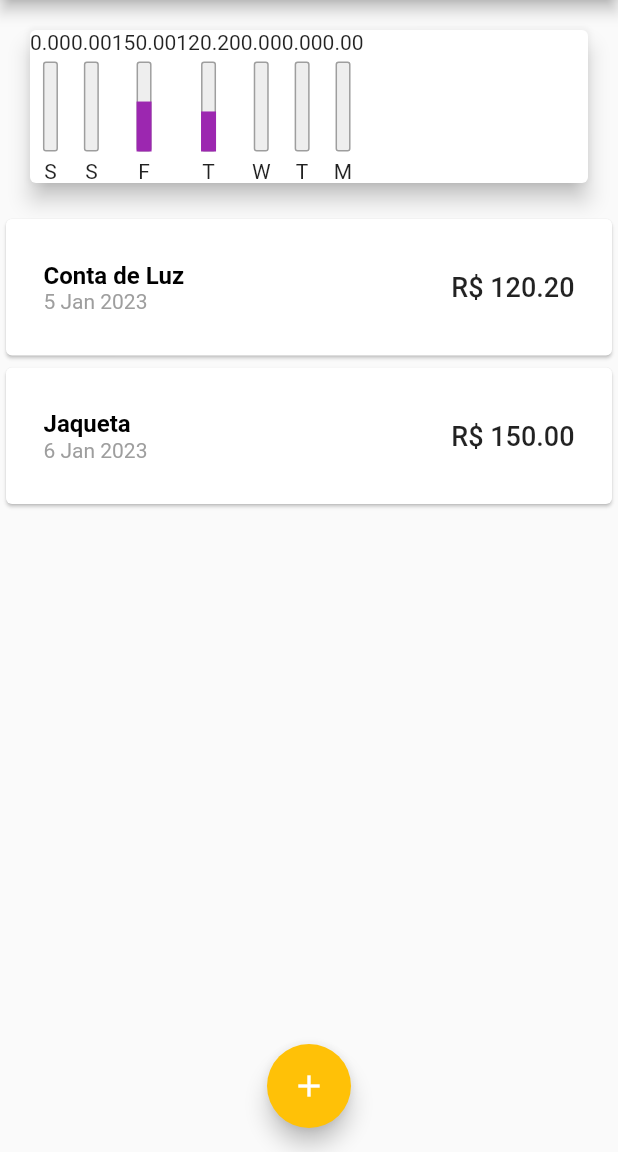
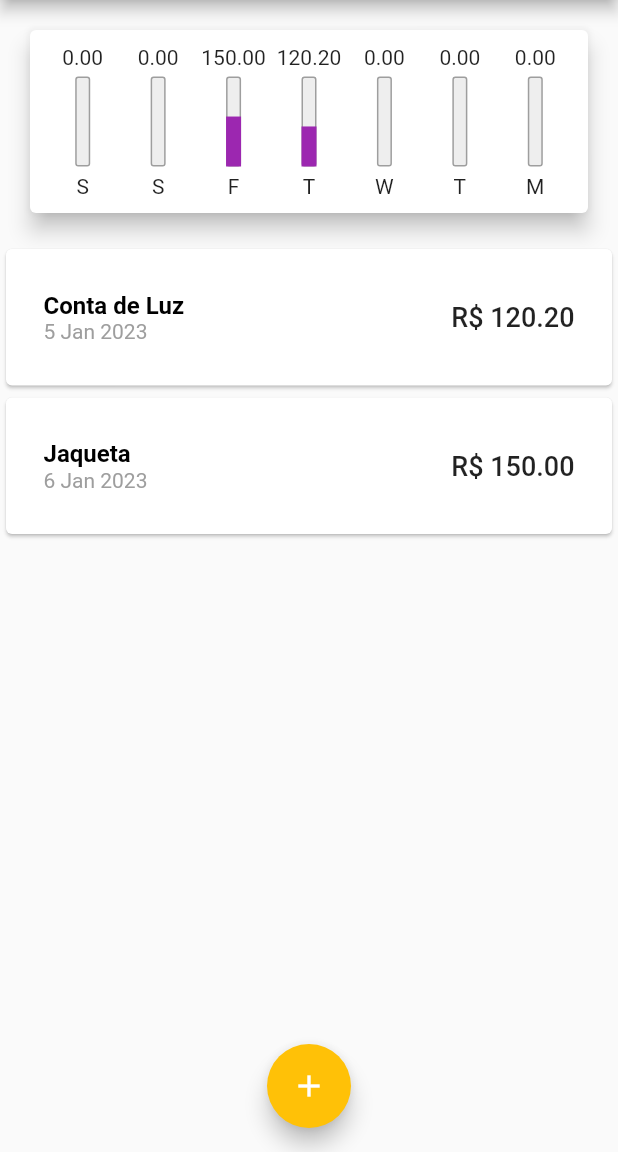
Before and after one commit to leiarafaela/expenses, a Flutter app: the screen it shows after launch, on a phone screen of 412 x 824 dp, the part 84-1236 px from its top. Run offline on Flutter 3.47's test engine with Material 2 defaults, Android fonts, the phone set to English and light mode, and no system bars; Roboto replaces fonts that are missing (OpenSans).

Commit message:
Fix in alignment of ChartBar

```diff
--- a/lib/components/chart.dart
+++ b/lib/components/chart.dart
@@ -50,14 +50,21 @@ class Chart extends StatelessWidget {
     return Card(
       elevation: 6,
       margin: const EdgeInsets.all(20),
+      child: Padding(
+        padding: const EdgeInsets.all(10.0),
         child: Row(
+          mainAxisAlignment: MainAxisAlignment.spaceAround,
           children: groupedTransactions.map((tr) {
-          return ChartBar(
+            return Flexible(
+              fit: FlexFit.tight,
+              child: ChartBar(
                 label: tr['day'].toString(),
                 value: (tr['value'] as double),
                 percentage: (tr['value'] as double) / _weekTotalValue,
+              ),
             );
           }).toList(),
+        ),
       ),
     );
   }
--- a/lib/components/chart_bar.dart
+++ b/lib/components/chart_bar.dart
@@ -16,7 +16,9 @@ class ChartBar extends StatelessWidget {
   Widget build(BuildContext context) {
     return Column(
       children: [
-        Text(value.toStringAsFixed(2)),
+        FittedBox(
+          child: Text(value.toStringAsFixed(2)),
+        ),
         const SizedBox(height: 5),
         Container(
           height: 60,
```
Lines whose indentation alone changed are shown as unchanged.
